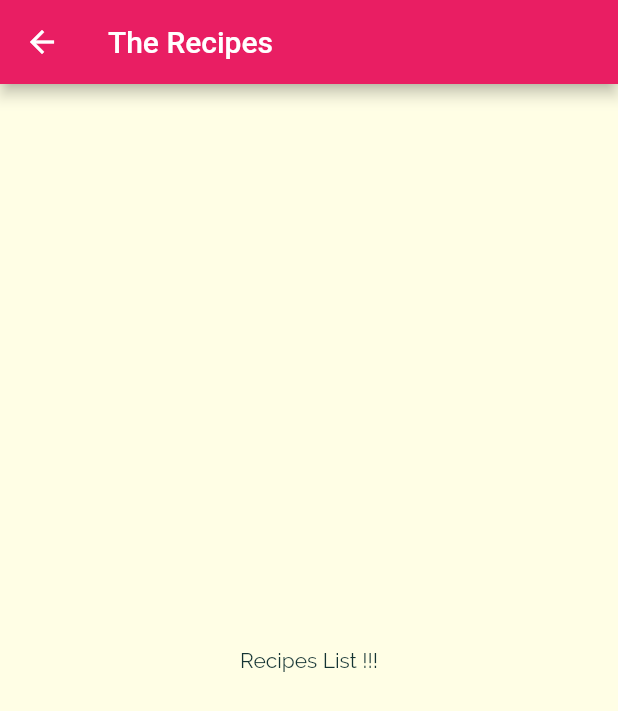
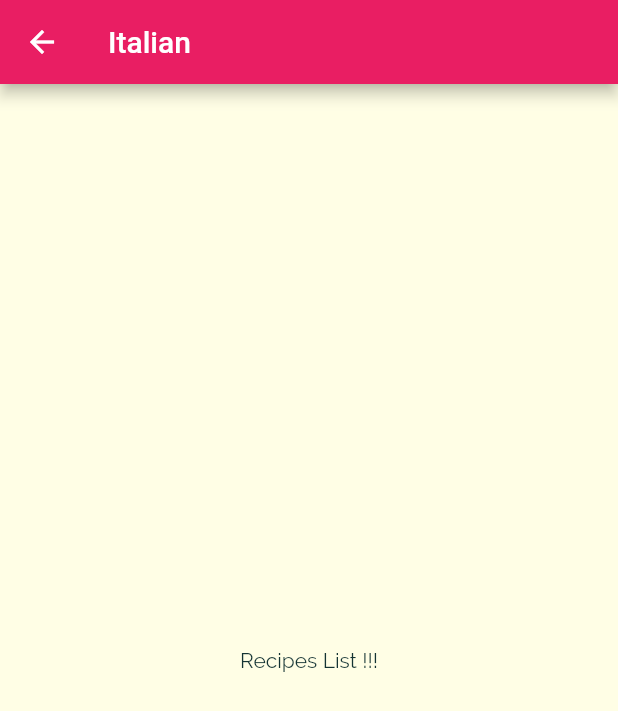
Before and after one commit to Ibrahim-Lokman/meals_app, a Flutter app: the screen it shows after launch, after a tap on "Italian", on a phone screen of 412 x 824 dp. Shown: the top 711 px of the screen. Run offline on Flutter 3.47's test engine with Material 2 defaults, Android fonts, the phone set to English and light mode, and no system bars.

Commit message:
Passing Data via the Constructor

```diff
--- a/meals_app/lib/categories_screen.dart
+++ b/meals_app/lib/categories_screen.dart
@@ -16,8 +16,9 @@ class CategoriesScreen extends StatelessWidget {
         children: DUMMY_CATEGORIES.map(
           (item) =>
             CategoryItem(
+                item.id,
                 item.title,
-                item.color
+                item.color,
                 ),
           ).toList(),
         gridDelegate: SliverGridDelegateWithMaxCrossAxisExtent(
--- a/meals_app/lib/category_item.dart
+++ b/meals_app/lib/category_item.dart
@@ -5,16 +5,17 @@ import 'package:flutter/src/widgets/framework.dart';
 import 'package:meals_app/category_meals_screen.dart';
 
 class CategoryItem extends StatelessWidget {
+  final String id;
   final String title;
   final Color color;
 
-  CategoryItem(this.title, this.color);
+  CategoryItem(this.id, this.title, this.color);
 
   void SelectCategory(BuildContext ctx) {
     Navigator.of(ctx).push(
       MaterialPageRoute(
         builder: (_){
-          return CategoryMealsScreen();
+          return CategoryMealsScreen(id, title);
         },
         ),
       );
--- a/meals_app/lib/category_meals_screen.dart
+++ b/meals_app/lib/category_meals_screen.dart
@@ -3,13 +3,17 @@ import 'package:flutter/src/widgets/container.dart';
 import 'package:flutter/src/widgets/framework.dart';
 
 class CategoryMealsScreen extends StatelessWidget {
+  final String categoryId;
+  final String categoryTitle;
+
+  CategoryMealsScreen(this.categoryId, this.categoryTitle);
 
   @override
   Widget build(BuildContext context) {
     return Scaffold(
       appBar: AppBar(
         title: Text(
-          "The Recipes"
+          categoryTitle
           ),
       ),
       body: Center(
```
